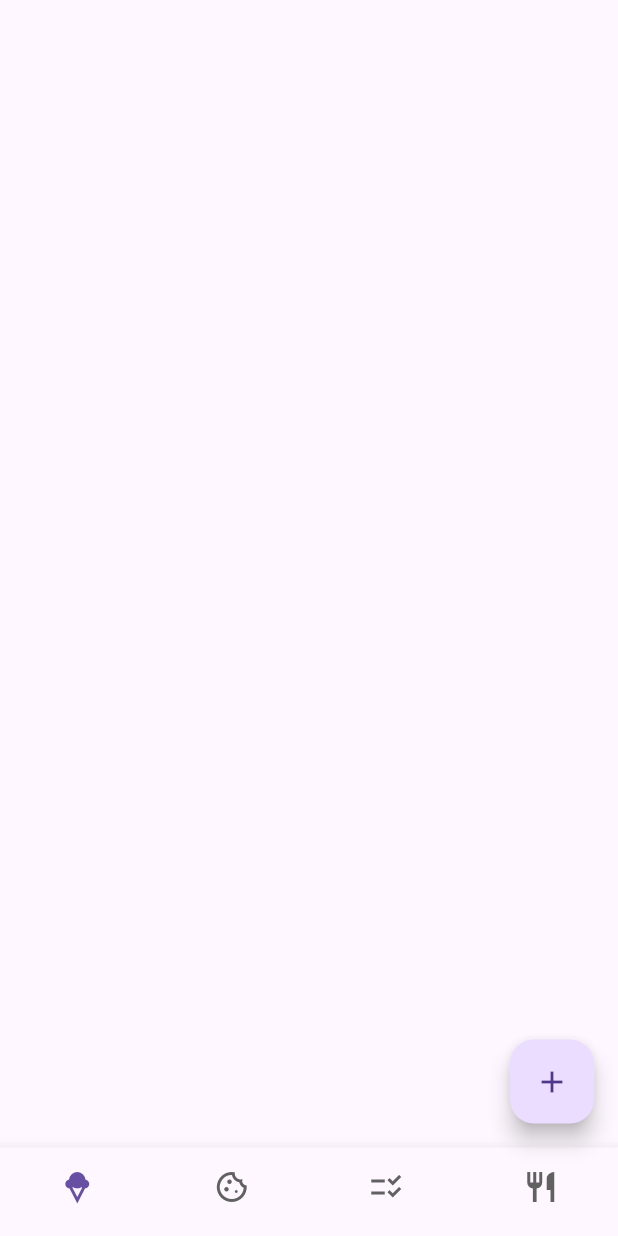
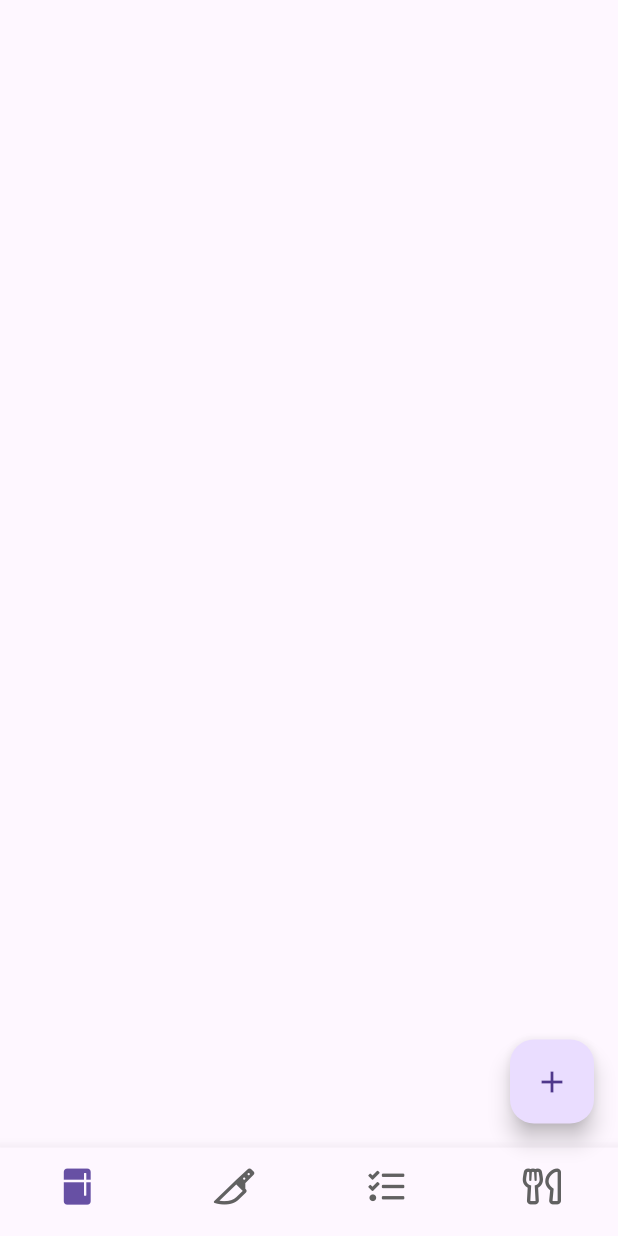
Before and after one commit to KeepBonds/frigo_exp, a Flutter app: the screen it shows after launch, on a phone screen of 412 x 824 dp. Run offline on Flutter 3.47's test engine with Material 3 defaults, Android fonts, the light colour scheme and no system bars; our stand-ins replace cached_network_image, carousel_slider, dio, image_picker, shared_preferences; missing offline and left inert: mmkv.

Commit message:
Improve grocery list reload + homepage icons

```diff
--- a/lib/elements/FontAwesomeIcons.dart
+++ b/lib/elements/FontAwesomeIcons.dart
@@ -10,4 +10,17 @@ class FontAwesome {
   static const IconData lemon = const IconDataRegular(0xf094);
   static const IconData bread = const IconDataRegular(0xf7ec);
   static const IconData other = const IconDataRegular(0xf819);
+
+  static const IconData fridge = const IconDataRegular(0xe026);
+  static const IconData fridgeSolid = const IconDataSolid(0xe026);
+
+  static const IconData knife = const IconDataRegular(0xf6f5);
+  static const IconData knifeSolid = const IconDataSolid(0xf6f5);
+
+  static const IconData ustensils = const IconDataRegular(0xf2e7);
+  static const IconData ustensilsSolid = const IconDataSolid(0xf2e7);
+
+  static const IconData listCheck = const IconDataRegular(0xf0ae);
+  static const IconData listCheckSolid = const IconDataSolid(0xf0ae);
+  static const IconData listCheckDuo = const IconDataDuoTone(0xf0ae);
 }
--- a/lib/elements/icon_data.dart
+++ b/lib/elements/icon_data.dart
@@ -18,6 +18,14 @@ class IconDataSolid extends IconData {
   );
 }
 
+class IconDataDuoTone extends IconData {
+  const IconDataDuoTone(int codePoint)
+      : super(
+    codePoint,
+    fontFamily: 'FontAwesomeProDuoTone',
+  );
+}
+
 class IconDataRegular extends IconData {
   const IconDataRegular(int codePoint)
       : super(codePoint, fontFamily: 'FontAwesomeProRegular');
--- a/lib/pages/HomePage.dart
+++ b/lib/pages/HomePage.dart
@@ -1,4 +1,5 @@
 import 'package:flutter/material.dart';
+import 'package:frigo_exp/elements/FontAwesomeIcons.dart';
 import 'pages.dart';
 import '../manager/manager.dart';
 
@@ -94,24 +95,24 @@ class _MyHomePageState extends State<MyHomePage> {
         items: const <BottomNavigationBarItem>[
           BottomNavigationBarItem(
             label: "",
-            icon: Icon(Icons.icecream_outlined),
-            activeIcon: Icon(Icons.icecream),
+            icon: Icon(FontAwesome.fridge),
+            activeIcon: Icon(FontAwesome.fridgeSolid),
           ),
           BottomNavigationBarItem(
             label: "",
-            icon: Icon(Icons.cookie_outlined),
-            activeIcon: Icon(Icons.cookie,),
+            icon: Icon(FontAwesome.knife),
+            activeIcon: Icon(FontAwesome.knifeSolid),
 
           ),
           BottomNavigationBarItem(
             label: "",
-            icon: Icon(Icons.checklist_rtl),
-            activeIcon: Icon(Icons.checklist_rtl),
+            icon: Icon(FontAwesome.listCheck),
+            activeIcon: Icon(FontAwesome.listCheckSolid),
           ),
           BottomNavigationBarItem(
             label: "",
-            icon: Icon(Icons.restaurant),
-            activeIcon: Icon(Icons.restaurant),
+            icon: Icon(FontAwesome.ustensils),
+            activeIcon: Icon(FontAwesome.ustensilsSolid),
           ),
         ],
         showSelectedLabels: false,
--- a/lib/pages/restaurants/RestaurantAddScreen.dart
+++ b/lib/pages/restaurants/RestaurantAddScreen.dart
@@ -1,12 +1,9 @@
 import 'dart:io';
-
 import 'package:cached_network_image/cached_network_image.dart';
 import 'package:carousel_slider/carousel_slider.dart';
-import 'package:frigo_exp/helper/FileHelper.dart';
 import 'package:frigo_exp/manager/manager.dart';
 import 'package:image_picker/image_picker.dart';
 import '../../elements/elements.dart';
-import '../../helper/UploadFileHelper.dart';
 import '../../objects/objects.dart';
 
 class RestaurantAddScreen extends StatefulWidget {
```
Also changed, not shown: lib/manager/FridgeManager.dart (+6 -6 lines), lib/manager/GroceryListManager.dart (+5 -5 lines), lib/pages/groceries/GroceryListAddScreen.dart (+9 -5 lines).
